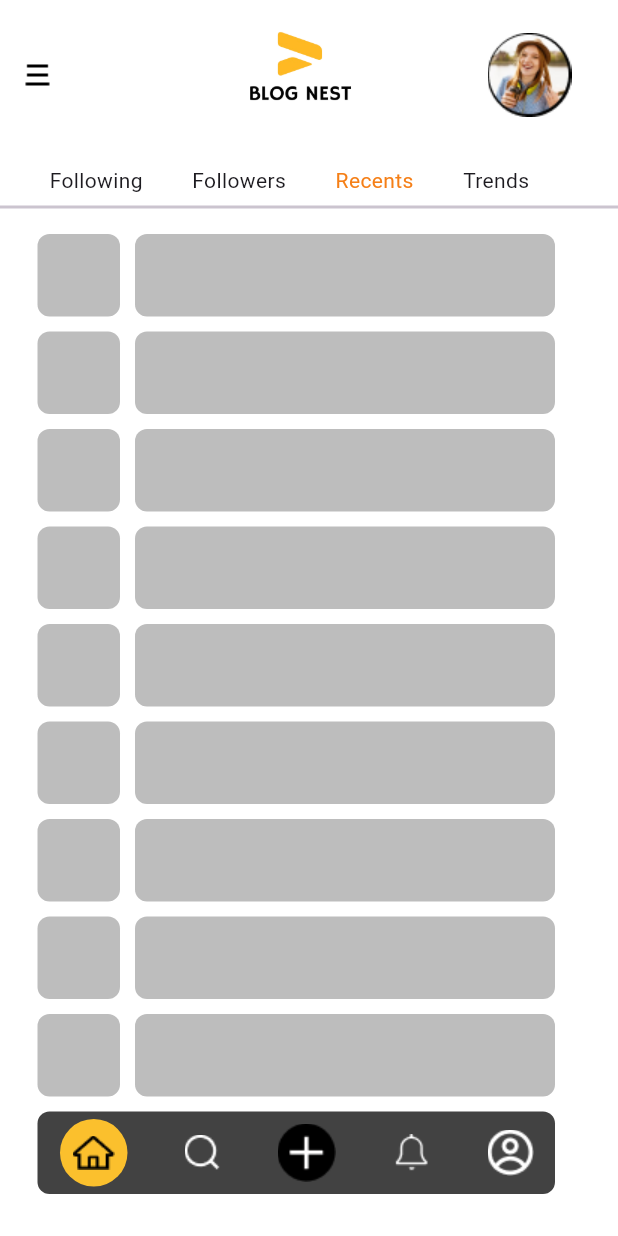
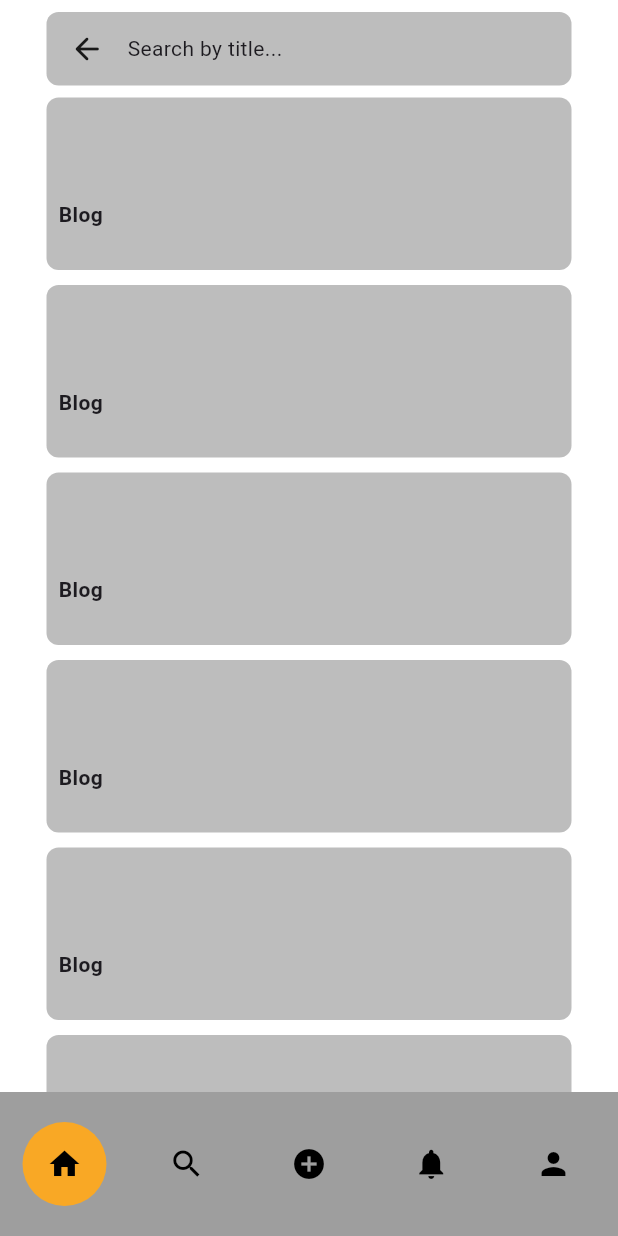
Before and after one commit to hastik07/flutter_blog_app, a Flutter app: the screen it shows after launch, on a phone screen of 412 x 824 dp. Run offline on Flutter 3.47's test engine with Material 3 defaults, Android fonts, the phone set to English and light mode, and no system bars; drawn by our look-alikes of google_nav_bar.

Commit message:
create Search Page

```diff
--- a/lib/homepage.dart
+++ b/lib/homepage.dart
@@ -1,4 +1,5 @@
 import 'package:flutter/material.dart';
+import 'package:google_nav_bar/google_nav_bar.dart';
 
 class HomePage extends StatelessWidget {
   const HomePage({super.key});
@@ -6,11 +7,32 @@ class HomePage extends StatelessWidget {
   @override
   Widget build(BuildContext context) {
     return Scaffold(
+      bottomNavigationBar: Container(
+        color: Colors.grey.shade500,
+        child: Padding(
+          padding: const EdgeInsets.symmetric(horizontal: 15.0, vertical: 20),
+          child: GNav(
+            backgroundColor: Colors.grey.shade500,
+            color: Colors.black,
+            activeColor: Colors.black,
+            tabBackgroundColor: Colors.yellow.shade800,
+            padding: const EdgeInsets.all(16),
+            tabs: const [
+              GButton(icon: Icons.home),
+              GButton(icon: Icons.search),
+              GButton(icon: Icons.add_circle),
+              GButton(icon: Icons.notifications),
+              GButton(icon: Icons.person),
+            ],
+          ),
+        ),
+      ),
       backgroundColor: Colors.white,
       body: SafeArea(
         child: SingleChildScrollView(
           scrollDirection: Axis.vertical,
           child: Column(
+            mainAxisAlignment: MainAxisAlignment.center,
             children: [
                 Row(
                   children: [
@@ -242,42 +264,6 @@ class HomePage extends StatelessWidget {
                   )
                 ],
               ),
-              const SizedBox(height: 10,),
-              Row(
-                children: [
-                  const SizedBox(width: 25,),
-                  Container(
-                    width: 345,
-                    height: 55,
-                    decoration: BoxDecoration(
-                      color: Colors.grey.shade800,
-                      borderRadius: BorderRadius.circular(8.0)
-                    ),
-                    child: Row(
-                      children: [
-                        const SizedBox(width: 15,),
-                        Container(
-                          width: 45,
-                          height: 45,
-                          decoration: BoxDecoration(
-                            color: Colors.yellow.shade700,
-                            borderRadius: BorderRadius.circular(50)
-                          ),
-                          child: Image.asset('assets/images/home.png'),
-                        ),
-                        const SizedBox(width: 38,),
-                        Image.asset('assets/images/search.png'),
-                        const SizedBox(width: 38,),
-                        Image.asset('assets/images/Plus.png'),
-                        const SizedBox(width: 38,),
-                        Image.asset('assets/images/notification.png'),
-                        const SizedBox(width: 38,),
-                        Image.asset('assets/images/Group.png'),
-                      ],
-                    ),
-                  )
-                ],
-              ),
             ],
           ),
         ),
--- a/lib/main.dart
+++ b/lib/main.dart
@@ -1,4 +1,4 @@
-import 'package:blog_app/homepage.dart';
+import 'package:blog_app/searchpage.dart';
 import 'package:flutter/material.dart';
 
 void main() {
@@ -18,7 +18,7 @@ class MyApp extends StatelessWidget {
         colorScheme: ColorScheme.fromSeed(seedColor: Colors.deepPurple),
         useMaterial3: true,
       ),
-      home: const HomePage()
+      home: const SearchPage()
     );
   }
 }
--- /dev/null
+++ b/lib/searchpage.dart
@@ -0,0 +1,165 @@
+import 'package:flutter/material.dart';
+import 'package:google_nav_bar/google_nav_bar.dart';
+
+class SearchPage extends StatelessWidget {
+  const SearchPage({super.key});
+
+  @override
+  Widget build(BuildContext context) {
+    return Scaffold(
+      backgroundColor: Colors.white,
+      bottomNavigationBar: Container(
+        color: Colors.grey.shade500,
+        child: Padding(
+          padding: const EdgeInsets.symmetric(horizontal: 15.0, vertical: 20),
+          child: GNav(
+            backgroundColor: Colors.grey.shade500,
+            color: Colors.black,
+            activeColor: Colors.black,
+            tabBackgroundColor: Colors.yellow.shade800,
+            padding: const EdgeInsets.all(16),
+            tabs: const [
+              GButton(icon: Icons.home),
+              GButton(icon: Icons.search),
+              GButton(icon: Icons.add_circle),
+              GButton(icon: Icons.notifications),
+              GButton(icon: Icons.person),
+            ],
+          ),
+        ),
+      ),
+      body: SafeArea(
+        child: SingleChildScrollView(
+          scrollDirection: Axis.vertical,
+          child: Column(
+            mainAxisAlignment: MainAxisAlignment.center,
+            children: [
+              Padding(
+                padding: const EdgeInsets.all(8.0),
+                child: Center(
+                  child: Container(
+                    width: 350,
+                    height: 49,
+                    decoration: BoxDecoration(
+                      color: Colors.grey.shade400,
+                      borderRadius: BorderRadius.circular(8.0),
+                    ),
+                    child: const Row(
+                      children: [
+                        SizedBox(width: 15,),
+                        Icon(Icons.arrow_back_rounded),
+                        SizedBox(width: 15,),
+                        Text('Search by title...')
+                      ],
+                    ),
+                  ),
+                ),
+              ),
+              Container(
+                width: 350,
+                height: 115,
+                decoration: BoxDecoration(
+                  color: Colors.grey.shade400,
+                  borderRadius: BorderRadius.circular(8),
+                ),
+                child: const Row(
+                  children: [
+                    Padding(
+                      padding: EdgeInsets.all(8.0),
+                      child: Text('Blog', style: TextStyle(fontWeight: FontWeight.bold, height: 10)),
+                    )
+                  ],
+                ),
+              ),
+              const SizedBox(height: 10,),
+              Container(
+                width: 350,
+                height: 115,
+                decoration: BoxDecoration(
+                  color: Colors.grey.shade400,
+                  borderRadius: BorderRadius.circular(8),
+                ),
+                child: const Row(
+                  children: [
+                    Padding(
+                      padding: EdgeInsets.all(8.0),
+                      child: Text('Blog', style: TextStyle(fontWeight: FontWeight.bold, height: 10)),
+                    )
+                  ],
+                ),
+              ),
+              const SizedBox(height: 10,),
+              Container(
+                width: 350,
+                height: 115,
+                decoration: BoxDecoration(
+                  color: Colors.grey.shade400,
+                  borderRadius: BorderRadius.circular(8),
+                ),
+                child: const Row(
+                  children: [
+                    Padding(
+                      padding: EdgeInsets.all(8.0),
+                      child: Text('Blog', style: TextStyle(fontWeight: FontWeight.bold, height: 10)),
+                    )
+                  ],
+                ),
+              ),
+              const SizedBox(height: 10,),
+              Container(
+                width: 350,
+                height: 115,
+                decoration: BoxDecoration(
+                  color: Colors.grey.shade400,
+                  borderRadius: BorderRadius.circular(8),
+                ),
+                child: const Row(
+                  children: [
+                    Padding(
+                      padding: EdgeInsets.all(8.0),
+                      child: Text('Blog', style: TextStyle(fontWeight: FontWeight.bold, height: 10)),
+                    )
+                  ],
+                ),
+              ),
+              const SizedBox(height: 10,),
+              Container(
+                width: 350,
+                height: 115,
+                decoration: BoxDecoration(
+                  color: Colors.grey.shade400,
+                  borderRadius: BorderRadius.circular(8),
+                ),
+                child: const Row(
+                  children: [
+                    Padding(
+                      padding: EdgeInsets.all(8.0),
+                      child: Text('Blog', style: TextStyle(fontWeight: FontWeight.bold, height: 10)),
+                    )
+                  ],
+                ),
+              ),
+              const SizedBox(height: 10,),
+              Container(
+                width: 350,
+                height: 115,
+                decoration: BoxDecoration(
+                  color: Colors.grey.shade400,
+                  borderRadius: BorderRadius.circular(8),
+                ),
+                child: const Row(
+                  children: [
+                    Padding(
+                      padding: EdgeInsets.all(8.0),
+                      child: Text('Blog', style: TextStyle(fontWeight: FontWeight.bold, height: 10)),
+                    )
+                  ],
+                ),
+              ),
+            ],
+          ),
+        ),
+      ),
+    );
+  }
+}
--- a/pubspec.yaml
+++ b/pubspec.yaml
@@ -11,6 +11,7 @@ dependencies:
     sdk: flutter
 
   cupertino_icons: ^1.0.6
+  google_nav_bar: ^5.0.6
 
 dev_dependencies:
   flutter_test:
```
Also changed, not shown: assets/images/Vector.png (added), pubspec.lock.
